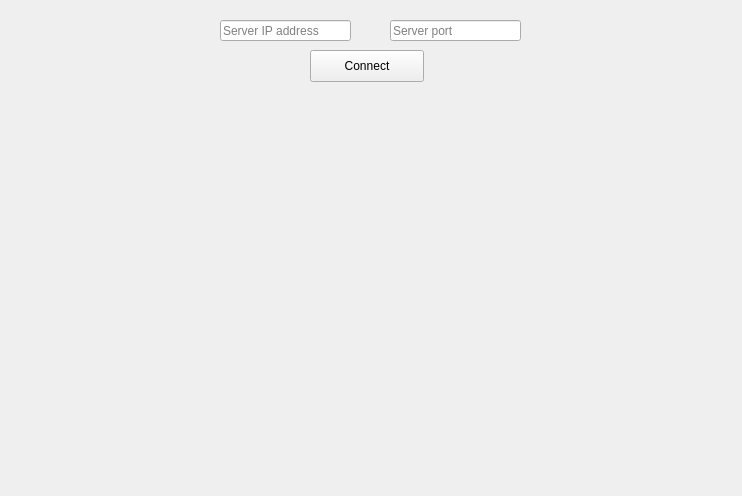
Qt form Oblig02_TCPClientGUI/client.ui (sirajuddin97/DFON2110) before a commit.
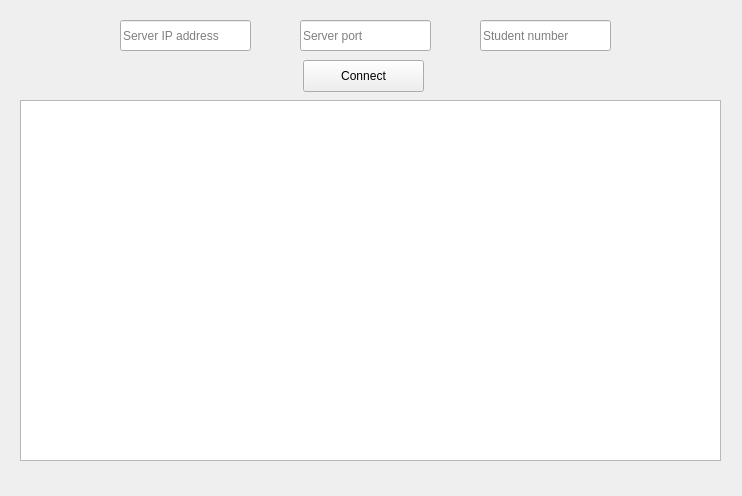
The same form after that commit.

What changed in the file:
```diff
--- a/Oblig02_TCPClientGUI/client.ui
+++ b/Oblig02_TCPClientGUI/client.ui
@@ -17,10 +17,10 @@
    <widget class="QLineEdit" name="lineEdit">
     <property name="geometry">
      <rect>
-      <x>220</x>
+      <x>120</x>
       <y>20</y>
       <width>131</width>
-      <height>21</height>
+      <height>31</height>
      </rect>
     </property>
     <property name="placeholderText">
@@ -30,9 +30,9 @@
    <widget class="QPushButton" name="pushButton">
     <property name="geometry">
      <rect>
-      <x>310</x>
-      <y>50</y>
-      <width>114</width>
+      <x>303</x>
+      <y>60</y>
+      <width>121</width>
       <height>32</height>
      </rect>
     </property>
@@ -43,16 +43,39 @@
    <widget class="QLineEdit" name="lineEdit_2">
     <property name="geometry">
      <rect>
-      <x>390</x>
+      <x>300</x>
       <y>20</y>
       <width>131</width>
-      <height>21</height>
+      <height>31</height>
      </rect>
     </property>
     <property name="placeholderText">
      <string>Server port</string>
     </property>
    </widget>
+   <widget class="QPlainTextEdit" name="logBox">
+    <property name="geometry">
+     <rect>
+      <x>20</x>
+      <y>100</y>
+      <width>701</width>
+      <height>361</height>
+     </rect>
+    </property>
+   </widget>
+   <widget class="QLineEdit" name="lineEdit_3">
+    <property name="geometry">
+     <rect>
+      <x>480</x>
+      <y>20</y>
+      <width>131</width>
+      <height>31</height>
+     </rect>
+    </property>
+    <property name="placeholderText">
+     <string>Student number</string>
+    </property>
+   </widget>
   </widget>
   <widget class="QMenuBar" name="menuBar">
    <property name="geometry">
```
Left out of the diff: 2 changed lines with no effect on the pictures.
